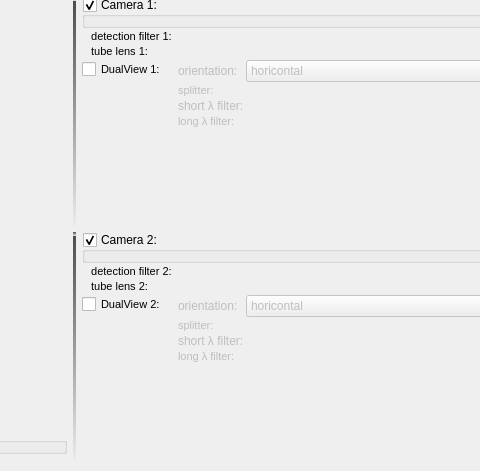
Qt form plugins/spimb040/qfespimb040opticssetup.ui (jkriege2/QuickFit3) before a commit; both pictures show x 935 to 1415 and y 306 to 777 of the 1511 by 777 pixel window.
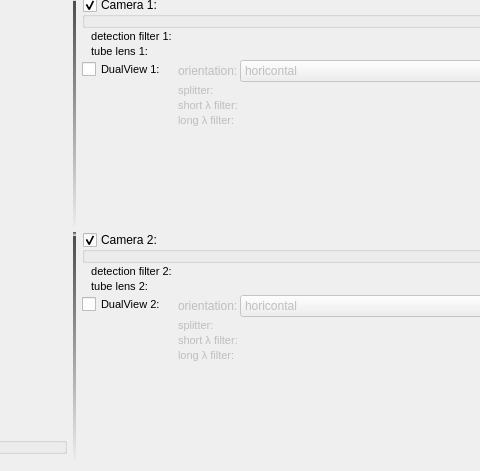
The same form after that commit. Icons and pictures are not drawn. Custom widgets are drawn as their Qt base class.

```diff
--- a/plugins/spimb040/qfespimb040opticssetup.ui
+++ b/plugins/spimb040/qfespimb040opticssetup.ui
@@ -906,11 +906,7 @@
              </font>
             </property>
             <property name="text">
-             <string>&lt;!DOCTYPE HTML PUBLIC &quot;-//W3C//DTD HTML 4.0//EN&quot; &quot;http://www.w3.org/TR/REC-html40/strict.dtd&quot;&gt;
-&lt;html&gt;&lt;head&gt;&lt;meta name=&quot;qrichtext&quot; content=&quot;1&quot; /&gt;&lt;style type=&quot;text/css&quot;&gt;
-p, li { white-space: pre-wrap; }
-&lt;/style&gt;&lt;/head&gt;&lt;body style=&quot; font-family:'Sans Serif'; font-size:9pt; font-weight:400; font-style:normal;&quot;&gt;
-&lt;p style=&quot; margin-top:0px; margin-bottom:0px; margin-left:0px; margin-right:0px; -qt-block-indent:0; text-indent:0px;&quot;&gt;short &amp;lambda; filter:&lt;/p&gt;&lt;/body&gt;&lt;/html&gt;</string>
+             <string>short λ filter:</string>
             </property>
            </widget>
           </item>
@@ -1070,11 +1066,7 @@
              </font>
             </property>
             <property name="text">
-             <string>&lt;!DOCTYPE HTML PUBLIC &quot;-//W3C//DTD HTML 4.0//EN&quot; &quot;http://www.w3.org/TR/REC-html40/strict.dtd&quot;&gt;
-&lt;html&gt;&lt;head&gt;&lt;meta name=&quot;qrichtext&quot; content=&quot;1&quot; /&gt;&lt;style type=&quot;text/css&quot;&gt;
-p, li { white-space: pre-wrap; }
-&lt;/style&gt;&lt;/head&gt;&lt;body style=&quot; font-family:'Sans Serif'; font-size:9pt; font-weight:400; font-style:normal;&quot;&gt;
-&lt;p style=&quot; margin-top:0px; margin-bottom:0px; margin-left:0px; margin-right:0px; -qt-block-indent:0; text-indent:0px;&quot;&gt;short &amp;lambda; filter:&lt;/p&gt;&lt;/body&gt;&lt;/html&gt;</string>
+             <string>short λ filter:</string>
             </property>
            </widget>
           </item>
```
